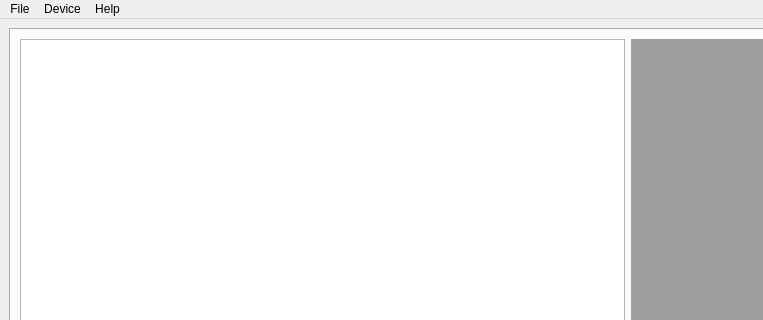
Before: the Qt Designer form ui/mainwindow.ui in fpoussin/UniTuner, drawn with Qt 5; both pictures show x 0 to 763 and y 0 to 320 of the 1280 by 720 pixel window.
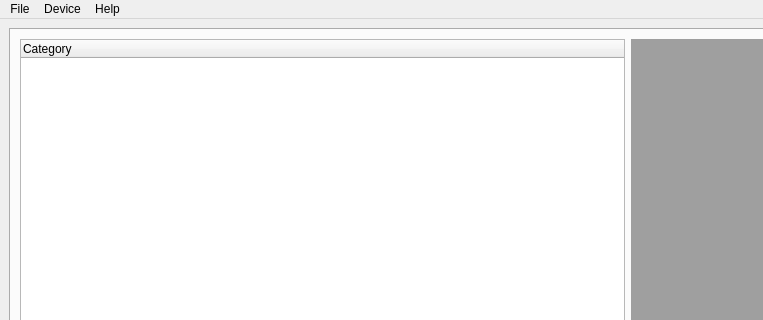
After: the same form once the commit is applied. Icons and pictures are not drawn.

```diff
--- a/ui/mainwindow.ui
+++ b/ui/mainwindow.ui
@@ -58,16 +58,6 @@
        <layout class="QHBoxLayout" name="horizontalLayout">
         <item>
          <layout class="QGridLayout" name="gridLayout">
-          <item row="0" column="0">
-           <widget class="QTreeView" name="treeView">
-            <property name="minimumSize">
-             <size>
-              <width>150</width>
-              <height>0</height>
-             </size>
-            </property>
-           </widget>
-          </item>
           <item row="0" column="1">
            <widget class="QMdiArea" name="mdiArea">
             <property name="minimumSize">
@@ -78,6 +68,21 @@
             </property>
            </widget>
           </item>
+          <item row="0" column="0">
+           <widget class="QTreeWidget" name="treeWidget">
+            <property name="minimumSize">
+             <size>
+              <width>150</width>
+              <height>0</height>
+             </size>
+            </property>
+            <column>
+             <property name="text">
+              <string>Category</string>
+             </property>
+            </column>
+           </widget>
+          </item>
          </layout>
         </item>
        </layout>
```
